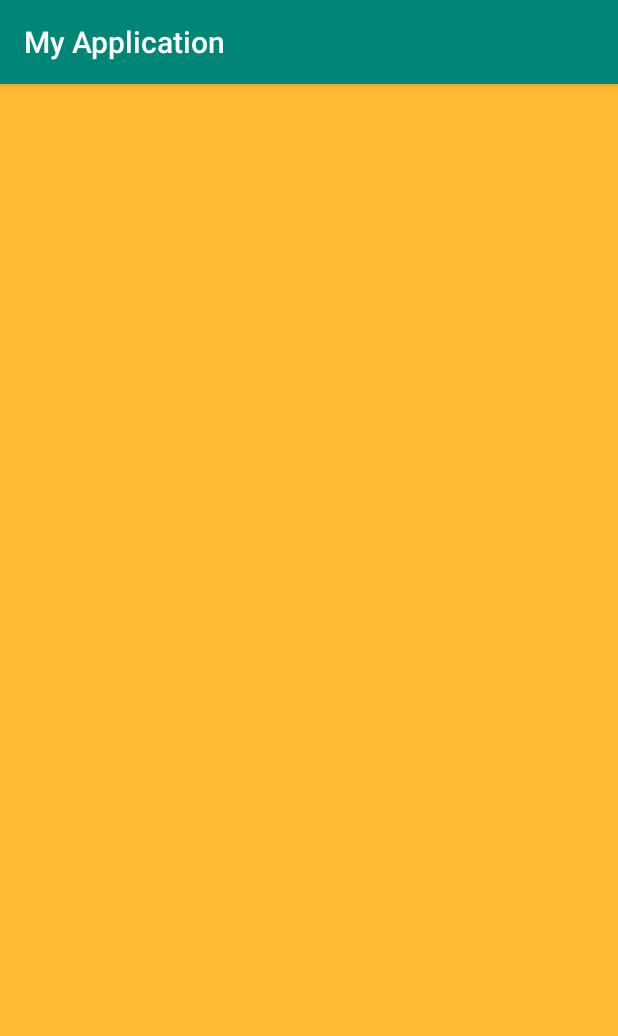
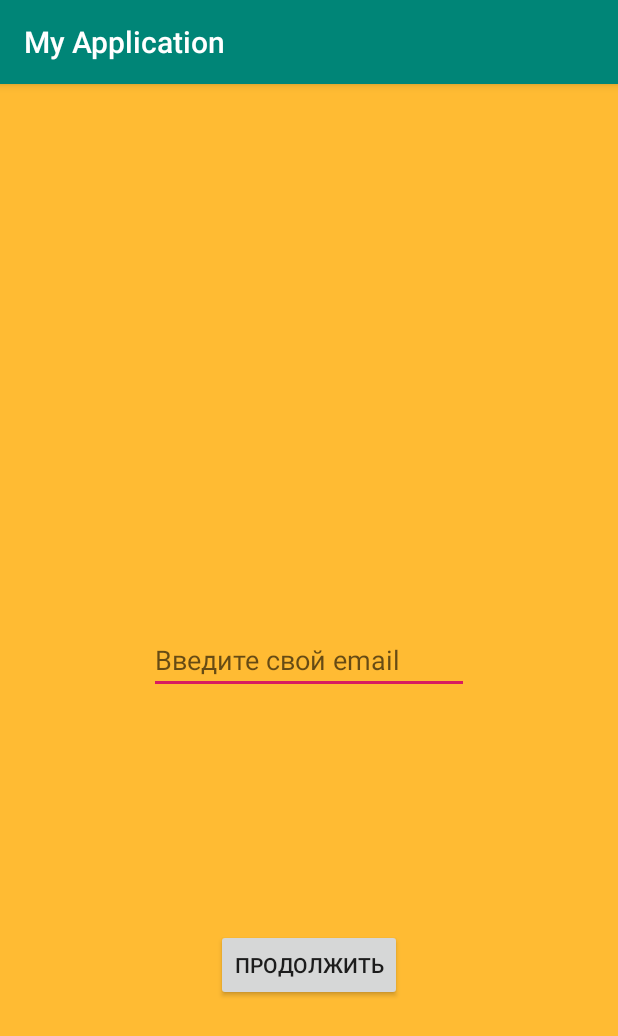
Before and after one commit to LinSears/java, an Android app: the JoinActivity screen opened directly, with no data from a screen before it, on a phone screen of 412 x 824 dp. Shown: the top 1036 px of the screen. Run offline under Robolectric (Android 15) with nearby library versions, the phone set to English and light mode, and no system bars.

Commit message:
android 6

```diff
--- a/Android2/app/src/main/java/com/example/myapplication/api/APIBuilder.java
+++ b/Android2/app/src/main/java/com/example/myapplication/api/APIBuilder.java
@@ -18,7 +18,7 @@ public class APIBuilder<Req, Res> {
         void onError(Exception e);
     }
 
-    public void execute(String call, Req req, final onCallback callback) {
+    public void execute(String call, Req req, final Class<Res> respT, final onCallback callback) {
         MyFamily api = APIService.getInstance().getAPI();
         //рефлексия
         // получаем метод интерфейса Майфемили по его названию
@@ -32,10 +32,8 @@ public class APIBuilder<Req, Res> {
                     Res res;
                     if (!response.isSuccessful()) {
                         Gson g = new Gson();
-                        Type responceType = new TypeToken<Res>() {
-                        }.getType();
                         res = g.fromJson(
-                                response.errorBody().charStream(), responceType);
+                                response.errorBody().charStream(), respT);
                     } else {
                         res = response.body();
                     }
--- a/Android2/app/src/main/java/com/example/myapplication/api/MyFamily.java
+++ b/Android2/app/src/main/java/com/example/myapplication/api/MyFamily.java
@@ -2,6 +2,8 @@ package com.example.myapplication.api;
 
 import com.example.myapplication.model.ConfirmRequest;
 import com.example.myapplication.model.ConfirmResponse;
+import com.example.myapplication.model.JoinRequest;
+import com.example.myapplication.model.JoinResponse;
 import com.example.myapplication.model.LoginRequest;
 import com.example.myapplication.model.LoginResponse;
 import com.example.myapplication.model.RegistrationRequest;
@@ -20,4 +22,7 @@ public interface MyFamily {
 
     @POST("/submit")
     Call<ConfirmResponse> confirm(@Body ConfirmRequest r);
+
+    @POST("/join")
+    Call<JoinResponse> join(@Body JoinRequest r);
 }
--- a/Android2/app/src/main/res/layout/activity_join.xml
+++ b/Android2/app/src/main/res/layout/activity_join.xml
@@ -7,4 +7,25 @@
     android:background="@android:color/holo_orange_light"
     tools:context=".JoinActivity">
 
+    <EditText
+        android:id="@+id/email"
+        android:layout_width="wrap_content"
+        android:layout_height="wrap_content"
+        android:ems="10"
+        android:hint="Введите свой email"
+        android:inputType="textEmailAddress"
+        app:layout_constraintBottom_toBottomOf="parent"
+        app:layout_constraintEnd_toEndOf="parent"
+        app:layout_constraintStart_toStartOf="parent"
+        app:layout_constraintTop_toTopOf="parent" />
+
+    <Button
+        android:id="@+id/joinBtn"
+        android:layout_width="wrap_content"
+        android:layout_height="wrap_content"
+        android:text="Продолжить"
+        app:layout_constraintBottom_toBottomOf="parent"
+        app:layout_constraintEnd_toEndOf="parent"
+        app:layout_constraintStart_toStartOf="parent"
+        app:layout_constraintTop_toBottomOf="@+id/email" />
 </androidx.constraintlayout.widget.ConstraintLayout>
```
Also changed, not shown: Android2/app/src/main/java/com/example/myapplication/JoinActivity.java (+53 -0 lines), Android2/app/src/main/java/com/example/myapplication/model/JoinRequest.java (added, +8 -0 lines), Android2/app/src/main/java/com/example/myapplication/model/JoinResponse.java (added, +11 -0 lines), Android2/app/src/main/java/com/example/myapplication/utils/Dialog.java (added, +33 -0 lines).
